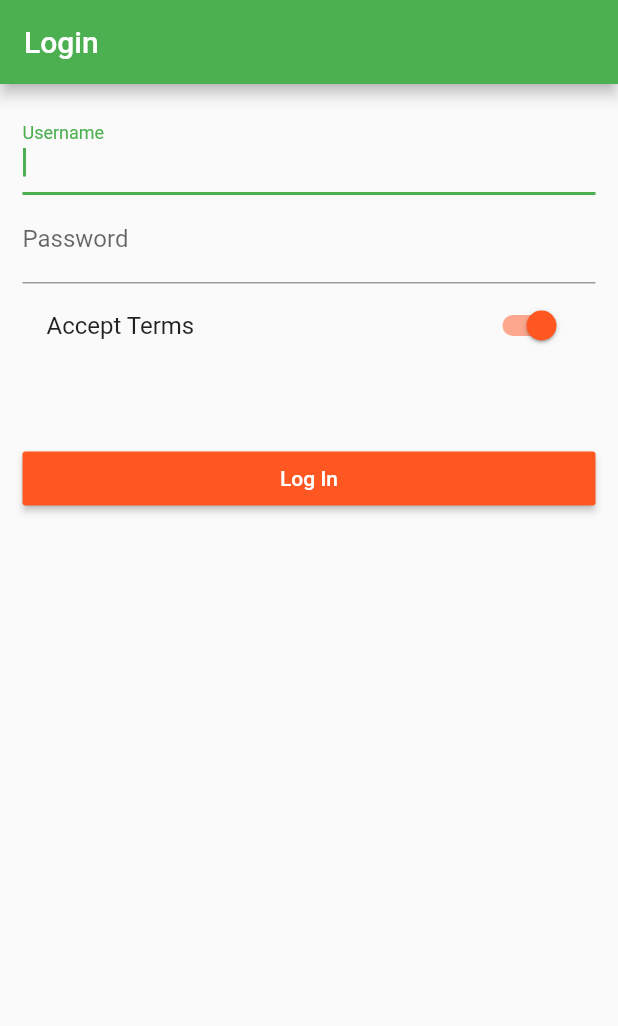
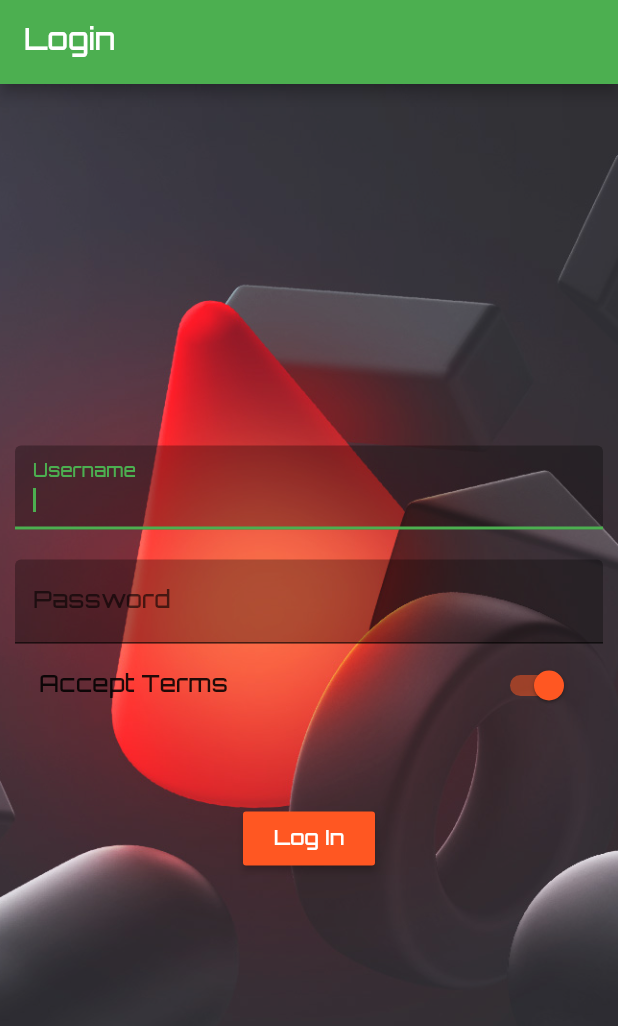
Before and after one commit to ole3021/flutter-power, a Flutter app: the screen it shows after launch, on a phone screen of 412 x 824 dp. Shown: the top 1026 px of the screen. Run offline on Flutter 3.47's test engine with Material 2 defaults, Android fonts, the phone set to English and light mode, and no system bars.

```diff
--- a/flutter_course/lib/main.dart
+++ b/flutter_course/lib/main.dart
@@ -37,9 +37,12 @@ class _MyAppState extends State<MyApp> {
   Widget build(BuildContext context) {
     return MaterialApp(
       theme: ThemeData(
-          brightness: Brightness.light,
-          primarySwatch: Colors.green,
-          accentColor: Colors.deepOrange),
+        brightness: Brightness.light,
+        primarySwatch: Colors.green,
+        accentColor: Colors.deepOrange,
+        fontFamily: 'Orbitron',
+      ),
+
       home: AuthPage(),
       // The / routes is not allowed to configed
       routes: {
--- a/flutter_course/lib/pages/auth.dart
+++ b/flutter_course/lib/pages/auth.dart
@@ -19,11 +19,22 @@ class _AuthPageState extends State<AuthPage> {
           title: Text('Login'),
         ),
         body: Container(
-            margin: EdgeInsets.all(15),
-            child: ListView(
+            decoration: BoxDecoration(
+                image: DecorationImage(
+                    fit: BoxFit.cover,
+                    colorFilter: ColorFilter.mode(
+                        Colors.black.withOpacity(0.9), BlendMode.dstATop),
+                    image: AssetImage('assets/back.jpg'))),
+            padding: EdgeInsets.all(10),
+            child: Center(
+                child: SingleChildScrollView(
+              child: Column(
                 children: <Widget>[
                   TextField(
-                  decoration: InputDecoration(labelText: 'Username'),
+                    decoration: InputDecoration(
+                        labelText: 'Username',
+                        filled: true,
+                        fillColor: Colors.black.withOpacity(0.3)),
                     autofocus: true,
                     onChanged: (String value) {
                       setState(() {
@@ -31,8 +42,14 @@ class _AuthPageState extends State<AuthPage> {
                       });
                     },
                   ),
+                  SizedBox(
+                    height: 20,
+                  ),
                   TextField(
-                  decoration: InputDecoration(labelText: 'Password'),
+                    decoration: InputDecoration(
+                        labelText: 'Password',
+                        filled: true,
+                        fillColor: Colors.black.withOpacity(0.3)),
                     obscureText: true,
                     onChanged: (String value) {
                       setState(() {
@@ -60,6 +77,7 @@ class _AuthPageState extends State<AuthPage> {
                     child: Text('Log In'),
                   )
                 ],
-            )));
+              ),
+            ))));
   }
 }
--- a/flutter_course/lib/pages/products_admin.dart
+++ b/flutter_course/lib/pages/products_admin.dart
@@ -26,6 +26,7 @@ class ProductsAdminPage extends StatelessWidget {
                     onTap: () {
                       Navigator.pushReplacementNamed(context, '/products');
                     },
+                    leading: Icon(Icons.shopping_basket),
                     title: Text('Products'),
                   )
                 ],
```
Also changed, not shown: flutter_course/lib/pages/products.dart (+7 -0 lines), flutter_course/lib/products.dart (+8 -28 lines), flutter_course/lib/widgets/products/price_tag.dart (added, +18 -0 lines), flutter_course/lib/widgets/products/product_card.dart (added, +77 -0 lines), flutter_course/pubspec.yaml (+7 -11 lines), flutter_course/assets/back.jpg (added), flutter_course/fonts/Orbitron-Bold.ttf (added), flutter_course/fonts/Orbitron-Medium.ttf (added). Lines whose indentation alone changed are shown as unchanged.
